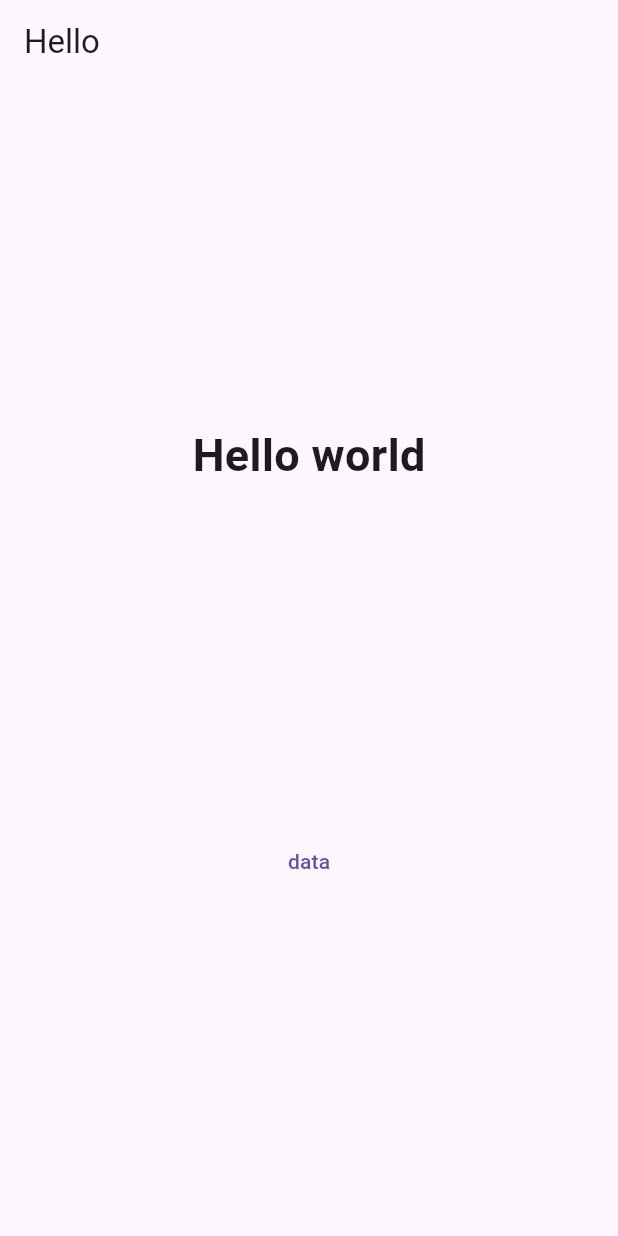
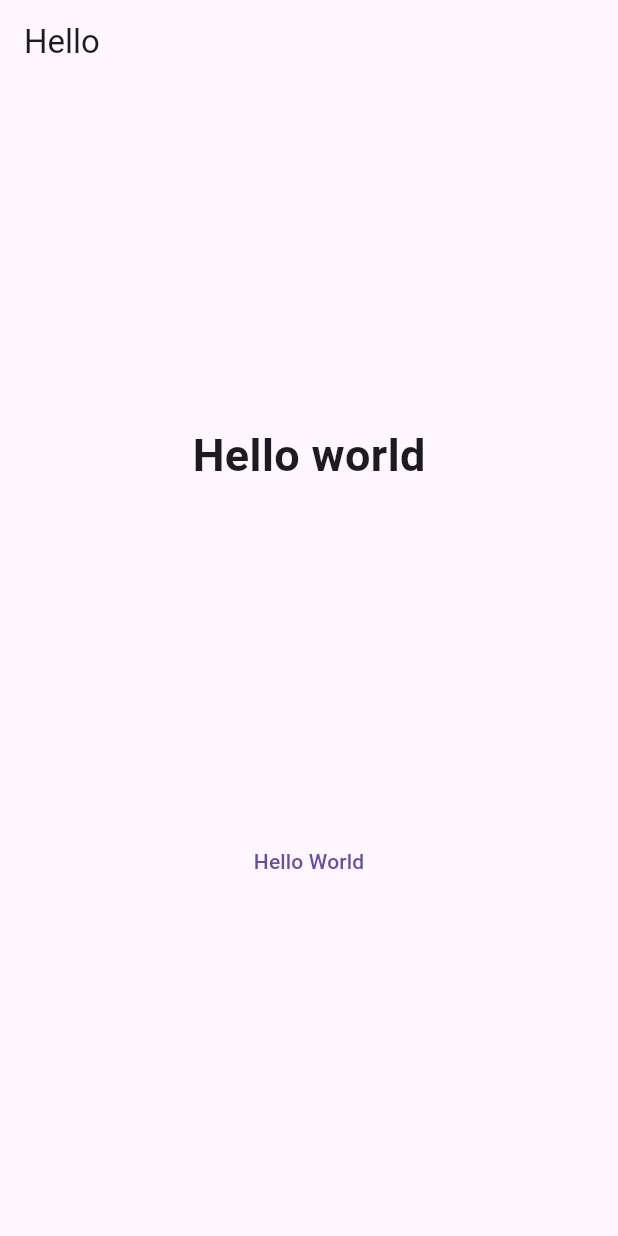
Before and after one commit to tct123/flutterlearnapp, a Flutter app: the screen it shows after launch, on a phone screen of 412 x 824 dp. Run offline on Flutter 3.47's test engine with Material 3 defaults, Android fonts, the phone set to English and light mode, and no system bars.

Commit message:
Update main.dart

```diff
--- a/lib/main.dart
+++ b/lib/main.dart
@@ -13,7 +13,12 @@ void main() {
                 "Hello world",
                 style: TextStyle(fontSize: 30.0, fontWeight: FontWeight.bold),
               ),
-              TextButton(onPressed: () => print(""), child: const Text("data")),
+              TextButton(
+                onPressed: () {
+                  AlertDialog(content: Text("Hello World"));
+                },
+                child: const Text("Hello World"),
+              ),
             ],
           ),
         ),
```
